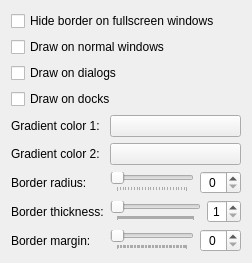
The window that kcm/ui/borderglowconfigform.ui (bartekldw/borderglow) describes before a commit, drawn with Qt 5.
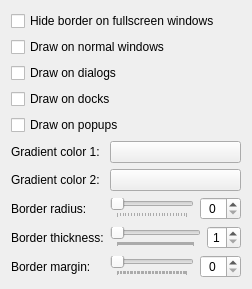
The same window after the commit. Custom widgets are drawn as their Qt base class.

Commit message: Add draw on popups UI checkbox entry for KCM and value getter in main BorderGlow

What changed in the file:
```diff
--- a/kcm/ui/borderglowconfigform.ui
+++ b/kcm/ui/borderglowconfigform.ui
@@ -31,6 +31,13 @@
      </property>
     </widget>
    </item>
+   <item>
+    <widget class="QCheckBox" name="kcfg_DrawPopups">
+     <property name="text">
+      <string>Draw on popups</string>
+     </property>
+    </widget>
+   </item>
    <item>
     <layout class="QFormLayout" name="colorFormLayout">
      <item row="0" column="0">
```
The commit also changes 5 other files.
